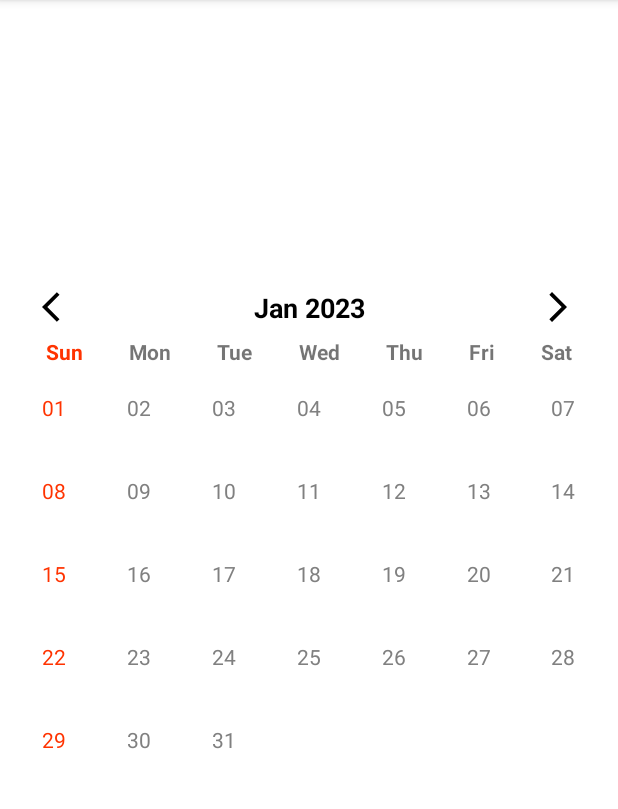
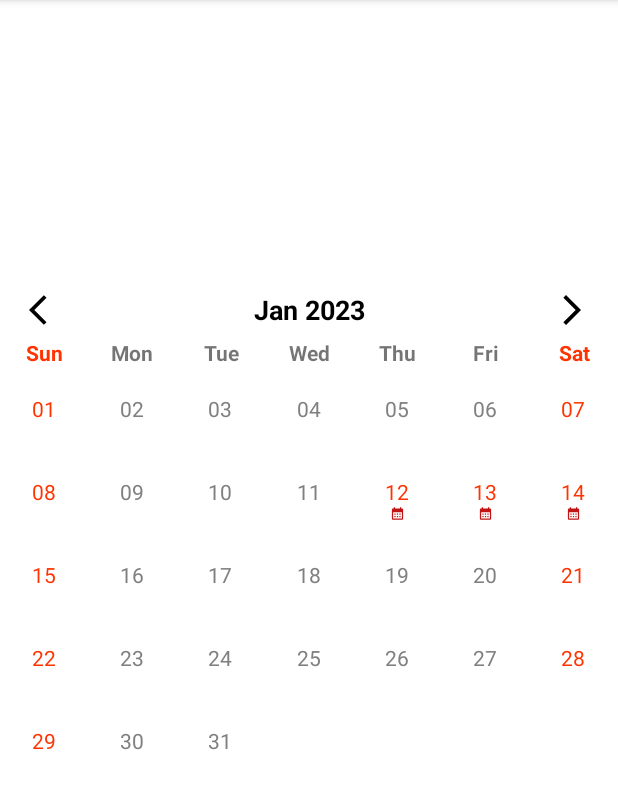
Before and after one commit to nhlynn/butterfly_calendar, an Android app: the screen it shows after launch (MainActivity), after a tap on an icon or button, on a phone screen of 412 x 824 dp, the part 84-893 px from its top. Run offline under Robolectric (Android 15) with nearby library versions, the phone set to English and light mode, and no system bars.

Commit message:
-fix calendar ui and set clear history

```diff
--- /dev/null
+++ b/app/src/main/java/com/nylynn/butterfly_calendar/DataViewModel.kt
@@ -0,0 +1,13 @@
+package com.nylynn.butterfly_calendar
+
+import androidx.lifecycle.MutableLiveData
+import androidx.lifecycle.ViewModel
+
+class DataViewModel: ViewModel() {
+    var mDateResponse = MutableLiveData<ArrayList<String>>()
+
+    fun getOffDate(month:String){
+        val dateList= arrayListOf("2023-$month-12","2023-$month-13","2023-$month-14")
+        mDateResponse.postValue(dateList)
+    }
+}
--- a/app/src/main/java/com/nylynn/butterfly_calendar/MainActivity.kt
+++ b/app/src/main/java/com/nylynn/butterfly_calendar/MainActivity.kt
@@ -4,33 +4,41 @@ import androidx.appcompat.app.AppCompatActivity
 import android.os.Bundle
 import android.util.Log
 import android.widget.Toast
+import androidx.lifecycle.ViewModelProvider
 import com.nylynn.butterfly_calendar.databinding.ActivityMainBinding
+import java.text.SimpleDateFormat
 import java.util.*
 
 class MainActivity : AppCompatActivity() {
     private lateinit var binding:ActivityMainBinding
+    private lateinit var mDataViewModel: DataViewModel
+    private val ymdFormatter = SimpleDateFormat("yyyy-MM-dd", Locale.US)
+    private val monthFormatter = SimpleDateFormat("MM", Locale.US)
 
     override fun onCreate(savedInstanceState: Bundle?) {
         super.onCreate(savedInstanceState)
         binding=ActivityMainBinding.inflate(layoutInflater)
         setContentView(binding.root)
 
+        mDataViewModel=ViewModelProvider(this)[DataViewModel::class.java]
+        mDataViewModel.getOffDate(monthFormatter.format(ymdFormatter.parse(binding.lynnCal.getCalendarMonth())!!))
+
         binding.lynnCal.setSuperSundayOff()
 
         binding.lynnCal.setOnDateClickListener(object : OnDateClickListener{
             override fun onClick(date: String) {
-                Toast.makeText(this@MainActivity,"$date",Toast.LENGTH_LONG).show()
+                Toast.makeText(this@MainActivity,date,Toast.LENGTH_LONG).show()
             }
 
             override fun onLongClick(date: String) {
-                Log.d("LogData","$date")
+                Log.d("LogData",date)
             }
 
         })
 
         binding.lynnCal.setOnMonthChangeListener(object : OnMonthChangeListener{
             override fun onMonthChange(date: String) {
-                Toast.makeText(this@MainActivity,date,Toast.LENGTH_LONG).show()
+                mDataViewModel.getOffDate(monthFormatter.format(ymdFormatter.parse(binding.lynnCal.getCalendarMonth())!!))
             }
 
         })
@@ -39,9 +47,9 @@ class MainActivity : AppCompatActivity() {
         binding.lynnCal.addEventWithIcon("2023-02-03",R.drawable.ic_normal)
         binding.lynnCal.addEventWithIcon("2023-02-04",R.drawable.ic_normal)
 
-        val offList= arrayListOf("2023-02-14","2023-02-15","2023-02-16")
-        binding.lynnCal.setMultipleOffDay(offList)
+        mDataViewModel.mDateResponse.observe(this){
+            binding.lynnCal.setMultipleOffDay(it)
+        }
 
-        binding.lynnCal.addSingleOffDay("2023-02-13")
     }
 }
--- a/app/src/main/res/layout/activity_main.xml
+++ b/app/src/main/res/layout/activity_main.xml
@@ -13,6 +13,8 @@
         app:layout_constraintBottom_toBottomOf="parent"
         app:layout_constraintEnd_toEndOf="parent"
         app:layout_constraintStart_toStartOf="parent"
-        app:layout_constraintTop_toTopOf="parent" />
+        app:layout_constraintTop_toTopOf="parent"
+        app:clearHistoryOnMonthChange="true"
+        app:weekendOff="true" />
 
 </androidx.constraintlayout.widget.ConstraintLayout>
--- a/butterfly_calendar/src/main/java/com/nylynn/butterfly_calendar/ButterflyCalendar.kt
+++ b/butterfly_calendar/src/main/java/com/nylynn/butterfly_calendar/ButterflyCalendar.kt
@@ -22,13 +22,14 @@ class ButterflyCalendar constructor(
     private var mainCalendar: Calendar = Calendar.getInstance()
     private lateinit var calendarAdapter: CalendarAdapter
     private var tvYearMonth: MaterialTextView
-    private var lblSun:MaterialTextView
-    private var lblSat:MaterialTextView
+    private var lblSun: MaterialTextView
+    private var lblSat: MaterialTextView
     private var btnNext: AppCompatImageButton
     private var btnPrevious: AppCompatImageButton
     private var rvDate: RecyclerView
     private var onDateClickListener: OnDateClickListener? = null
     private var onMonthChangeListener: OnMonthChangeListener? = null
+    private var clearHistory = false
 
     init {
         val a = context.theme.obtainStyledAttributes(attrs, R.styleable.LynnCustomizeCalendar, 0, 0)
@@ -64,6 +65,9 @@ class ButterflyCalendar constructor(
             Calendar.MONTH,
             mainCalendar.get(Calendar.MONTH) - 1
         )
+        if (clearHistory) {
+            clearHistory()
+        }
         setDate()
     }
 
@@ -72,6 +76,9 @@ class ButterflyCalendar constructor(
             Calendar.MONTH,
             mainCalendar.get(Calendar.MONTH) + 1
         )
+        if (clearHistory) {
+            clearHistory()
+        }
         setDate()
     }
 
@@ -104,14 +111,14 @@ class ButterflyCalendar constructor(
         for (i in 1..42) {
             if (i <= dayOfWeek || i > daysInMonth + dayOfWeek) {
                 if (dayOfWeek < 7) {
-                    daysInMonthArray.add(DatesVO(null, null))
+                    daysInMonthArray.add(DatesVO(null))
                 }
             } else {
                 val calendar = Calendar.getInstance()
                 calendar.set(Calendar.YEAR, mainCalendar.get(Calendar.YEAR))
                 calendar.set(Calendar.MONTH, mainCalendar.get(Calendar.MONTH))
                 calendar.set(Calendar.DAY_OF_MONTH, (i - dayOfWeek))
-                daysInMonthArray.add(DatesVO(calendar.time, null))
+                daysInMonthArray.add(DatesVO(calendar.time))
             }
         }
         return daysInMonthArray
@@ -138,64 +145,31 @@ class ButterflyCalendar constructor(
         return mainCalendar.get(Calendar.DAY_OF_WEEK) - 1
     }
 
-    fun setOnRefreshCalendar() {
-        mainCalendar = Calendar.getInstance()
-        setDate()
-    }
-
-    fun getCalendarMonth(): String {
-        return ymdFormatter.format(
-            mainCalendar.time
-        )
-    }
-
-    fun setOnMonthChangeListener(monthChangeListener: OnMonthChangeListener) {
-        onMonthChangeListener = monthChangeListener
-    }
-
-    fun addEventWithIcon(date: String, icon: Int) {
-        calendarAdapter.addEvent(EventVO(date, icon))
-    }
-
-    fun addSingleOffDay(date: String) {
-        calendarAdapter.setSingleOffDay(date)
-    }
-
-    fun setMultipleOffDay(offDayList: ArrayList<String>) {
-        calendarAdapter.setMultipleOffDay(offDayList)
-    }
-
-    fun setSuperSundayOff() {
-        sundayOff()
-    }
-
-    fun setWeekendOff() {
-        weekendOff()
-    }
-
     private fun sundayOff() {
-        lblSun.setTextColor(AppCompatResources.getColorStateList(
+        lblSun.setTextColor(
+            AppCompatResources.getColorStateList(
                 lblSun.context,
                 R.color.red
-        ))
+            )
+        )
         calendarAdapter.setSuperSundayOff()
     }
 
     private fun weekendOff() {
-        lblSun.setTextColor(AppCompatResources.getColorStateList(
+        lblSun.setTextColor(
+            AppCompatResources.getColorStateList(
                 lblSun.context,
                 R.color.red
-        ))
+            )
+        )
 
-        lblSat.setTextColor(AppCompatResources.getColorStateList(
+        lblSat.setTextColor(
+            AppCompatResources.getColorStateList(
                 lblSat.context,
                 R.color.red
-        ))
+            )
+        )
         calendarAdapter.setWeekendOff()
-    }
-
-    fun setOnDateClickListener(onDateClickListener: OnDateClickListener) {
-        this.onDateClickListener = onDateClickListener
     }
 
     override fun onClick(date: String) {
@@ -231,6 +205,11 @@ class ButterflyCalendar constructor(
                 weekendOff()
             }
 
+            clearHistory = (typedArray.getBoolean(
+                R.styleable.LynnCustomizeCalendar_clearHistoryOnMonthChange,
+                false
+            ))
+
             btnPrevious.setImageResource(
                 typedArray.getResourceId(
                     R.styleable.LynnCustomizeCalendar_previousIcon,
@@ -244,8 +223,65 @@ class ButterflyCalendar constructor(
                     R.drawable.ic_next
                 )
             )
+
         } finally {
             typedArray.recycle()
         }
     }
+
+    fun setNextIcon(resourceId: Int) {
+        btnNext.setImageResource(resourceId)
     }
+
+    fun setPreviousIcon(resourceId: Int) {
+        btnPrevious.setImageResource(resourceId)
+    }
+
+    fun setOnRefreshCalendar() {
+        mainCalendar = Calendar.getInstance()
+        setDate()
+    }
+
+    fun getCalendarMonth(): String {
+        return ymdFormatter.format(
+            mainCalendar.time
+        )
+    }
+
+    fun addEventWithIcon(date: String, icon: Int) {
+        calendarAdapter.addEvent(EventVO(date, icon))
+    }
+
+    fun clearHistory() {
+        calendarAdapter.clearCalendar()
+    }
+
+    fun addSingleOffDay(date: String) {
+        calendarAdapter.setSingleOffDay(date)
+    }
+
+    fun setMultipleOffDay(offDayList: ArrayList<String>) {
+        calendarAdapter.setMultipleOffDay(offDayList)
+    }
+
+    fun setSuperSundayOff() {
+        sundayOff()
+    }
+
+    fun setWeekendOff() {
+        weekendOff()
+    }
+
+    fun setClearHistoryOnMonthChange(status: Boolean) {
+        clearHistory = status
+    }
+
+    fun setOnDateClickListener(onDateClickListener: OnDateClickListener) {
+        this.onDateClickListener = onDateClickListener
+    }
+
+    fun setOnMonthChangeListener(monthChangeListener: OnMonthChangeListener) {
+        onMonthChangeListener = monthChangeListener
+    }
+
+}
--- a/butterfly_calendar/src/main/java/com/nylynn/butterfly_calendar/CalendarAdapter.kt
+++ b/butterfly_calendar/src/main/java/com/nylynn/butterfly_calendar/CalendarAdapter.kt
@@ -78,8 +78,8 @@ class CalendarAdapter(dateClickListener: OnDateClickListener) :
                     )
                 )
             } else {
-                if (CalendarConstants.ymdFormatter.format(todayDate) ==
-                    CalendarConstants.ymdFormatter.format(dateList[position].date!!)
+                if (ymdFormatter.format(todayDate) ==
+                    ymdFormatter.format(dateList[position].date!!)
                 ) {
                     root.tvMonthDate.setTextColor(
                         AppCompatResources.getColorStateList(
@@ -99,7 +99,7 @@ class CalendarAdapter(dateClickListener: OnDateClickListener) :
             }
 
             for (event in eventList) {
-                if (event.strDate == CalendarConstants.ymdFormatter.format(dateList[position].date!!)) {
+                if (event.strDate == ymdFormatter.format(dateList[position].date!!)) {
                     root.ivIcon.visibility = View.VISIBLE
                     root.ivIcon.setImageResource(event.image)
                 }
@@ -107,7 +107,7 @@ class CalendarAdapter(dateClickListener: OnDateClickListener) :
 
             for (offDay in offDayList) {
                 if (offDay ==
-                    CalendarConstants.ymdFormatter.format(dateList[position].date!!)
+                    ymdFormatter.format(dateList[position].date!!)
                 ) {
                     root.tvMonthDate.setTextColor(
                         AppCompatResources.getColorStateList(
@@ -128,23 +128,40 @@ class CalendarAdapter(dateClickListener: OnDateClickListener) :
         notifyDataSetChanged()
     }
 
+    @SuppressLint("NotifyDataSetChanged")
+    fun clearCalendar(){
+        this.eventList.clear()
+        this.offDayList.clear()
+        notifyDataSetChanged()
+    }
+
+    @SuppressLint("NotifyDataSetChanged")
     fun addEvent(event: EventVO) {
         this.eventList.add(event)
+        notifyDataSetChanged()
     }
 
+    @SuppressLint("NotifyDataSetChanged")
     fun setSingleOffDay(event: String) {
         this.offDayList.add(event)
+        notifyDataSetChanged()
     }
 
+    @SuppressLint("NotifyDataSetChanged")
     fun setMultipleOffDay(event: ArrayList<String>) {
         this.offDayList = event
+        notifyDataSetChanged()
     }
 
+    @SuppressLint("NotifyDataSetChanged")
     fun setSuperSundayOff() {
         this.mSuperSunday = true
+        notifyDataSetChanged()
     }
 
+    @SuppressLint("NotifyDataSetChanged")
     fun setWeekendOff() {
         this.mWeekend = true
+        notifyDataSetChanged()
     }
 }
--- a/butterfly_calendar/src/main/java/com/nylynn/butterfly_calendar/DatesVO.kt
+++ b/butterfly_calendar/src/main/java/com/nylynn/butterfly_calendar/DatesVO.kt
@@ -2,4 +2,4 @@ package com.nylynn.butterfly_calendar
 
 import java.util.Date
 
-data class DatesVO(val date: Date?, val flag: String?)
+data class DatesVO(val date: Date?)
--- a/butterfly_calendar/src/main/res/layout/butterfly_calendar.xml
+++ b/butterfly_calendar/src/main/res/layout/butterfly_calendar.xml
@@ -8,11 +8,12 @@
 
     <androidx.appcompat.widget.AppCompatImageButton
         android:id="@+id/btn_previous"
-        android:layout_width="wrap_content"
-        android:layout_height="wrap_content"
+        android:layout_width="30dp"
+        android:layout_height="30dp"
         android:layout_gravity="center"
-        android:layout_marginStart="28dp"
-        android:background="?attr/selectableItemBackground"
+        android:layout_marginStart="16dp"
+        android:background="?attr/selectableItemBackgroundBorderless"
+        android:padding="4dp"
         android:src="@drawable/ic_previous"
         app:layout_constraintStart_toStartOf="parent"
         app:layout_constraintTop_toTopOf="parent" />
@@ -35,20 +36,22 @@
 
     <androidx.appcompat.widget.AppCompatImageButton
         android:id="@+id/btn_next"
-        android:layout_width="wrap_content"
-        android:layout_height="wrap_content"
+        android:layout_width="30dp"
+        android:layout_height="30dp"
         android:layout_gravity="center"
-        android:layout_marginEnd="28dp"
-        android:background="?attr/selectableItemBackground"
+        android:layout_marginEnd="16dp"
+        android:background="?attr/selectableItemBackgroundBorderless"
+        android:padding="4dp"
         android:src="@drawable/ic_next"
         app:layout_constraintEnd_toEndOf="parent"
         app:layout_constraintTop_toTopOf="parent" />
 
     <com.google.android.material.textview.MaterialTextView
         android:id="@+id/lbl_sun"
-        android:layout_width="wrap_content"
+        android:layout_width="0dp"
         android:layout_height="wrap_content"
-        android:layout_marginTop="8dp"
+        android:layout_marginTop="4dp"
+        android:gravity="center"
         android:text="@string/sun"
         android:textStyle="bold"
         app:layout_constraintEnd_toStartOf="@+id/lbl_mon"
@@ -57,9 +60,10 @@
 
     <com.google.android.material.textview.MaterialTextView
         android:id="@+id/lbl_mon"
-        android:layout_width="wrap_content"
+        android:layout_width="0dp"
         android:layout_height="wrap_content"
-        android:layout_marginTop="8dp"
+        android:layout_marginTop="4dp"
+        android:gravity="center"
         android:text="@string/mon"
         android:textStyle="bold"
         app:layout_constraintEnd_toStartOf="@+id/lbl_tue"
@@ -68,9 +72,10 @@
 
     <com.google.android.material.textview.MaterialTextView
         android:id="@+id/lbl_tue"
-        android:layout_width="wrap_content"
+        android:layout_width="0dp"
         android:layout_height="wrap_content"
-        android:layout_marginTop="8dp"
+        android:layout_marginTop="4dp"
+        android:gravity="center"
         android:text="@string/tue"
         android:textStyle="bold"
         app:layout_constraintEnd_toStartOf="@+id/lbl_wed"
@@ -79,9 +84,10 @@
 
     <com.google.android.material.textview.MaterialTextView
         android:id="@+id/lbl_wed"
-        android:layout_width="wrap_content"
+        android:layout_width="0dp"
         android:layout_height="wrap_content"
-        android:layout_marginTop="8dp"
+        android:layout_marginTop="4dp"
+        android:gravity="center"
         android:text="@string/wed"
         android:textStyle="bold"
         app:layout_constraintEnd_toStartOf="@+id/lbl_thu"
@@ -90,9 +96,10 @@
 
     <com.google.android.material.textview.MaterialTextView
         android:id="@+id/lbl_thu"
-        android:layout_width="wrap_content"
+        android:layout_width="0dp"
         android:layout_height="wrap_content"
-        android:layout_marginTop="8dp"
+        android:layout_marginTop="4dp"
+        android:gravity="center"
         android:text="@string/thu"
         android:textStyle="bold"
         app:layout_constraintEnd_toStartOf="@+id/lbl_fri"
@@ -101,9 +108,10 @@
 
     <com.google.android.material.textview.MaterialTextView
         android:id="@+id/lbl_fri"
-        android:layout_width="wrap_content"
+        android:layout_width="0dp"
         android:layout_height="wrap_content"
-        android:layout_marginTop="8dp"
+        android:layout_marginTop="4dp"
+        android:gravity="center"
         android:text="@string/fri"
         android:textStyle="bold"
         app:layout_constraintEnd_toStartOf="@+id/lbl_sat"
@@ -112,9 +120,10 @@
 
     <com.google.android.material.textview.MaterialTextView
         android:id="@+id/lbl_sat"
-        android:layout_width="wrap_content"
+        android:layout_width="0dp"
         android:layout_height="wrap_content"
-        android:layout_marginTop="8dp"
+        android:layout_marginTop="4dp"
+        android:gravity="center"
         android:text="@string/sat"
         android:textStyle="bold"
         app:layout_constraintEnd_toEndOf="parent"
@@ -125,8 +134,6 @@
         android:id="@+id/rv_date"
         android:layout_width="0dp"
         android:layout_height="wrap_content"
-        android:layout_marginStart="8dp"
-        android:layout_marginEnd="8dp"
         android:clipToPadding="false"
         android:isScrollContainer="false"
         app:layoutManager="androidx.recyclerview.widget.GridLayoutManager"
--- a/butterfly_calendar/src/main/res/values/style.xml
+++ b/butterfly_calendar/src/main/res/values/style.xml
@@ -1,9 +1,10 @@
 <?xml version="1.0" encoding="utf-8"?>
 <resources>
-    <declare-styleable name="LynnCustomizeCalendar" >
-        <attr name="weekendOff" format="boolean"/>
-        <attr name="superSundayOff" format="boolean"/>
-        <attr name="previousIcon" format="reference"/>
-        <attr name="nextIcon" format="reference"/>
+    <declare-styleable name="LynnCustomizeCalendar">
+        <attr name="weekendOff" format="boolean" />
+        <attr name="superSundayOff" format="boolean" />
+        <attr name="previousIcon" format="reference" />
+        <attr name="nextIcon" format="reference" />
+        <attr name="clearHistoryOnMonthChange" format="boolean" />
     </declare-styleable>
 </resources>
```
Lines whose indentation alone changed are shown as unchanged.
